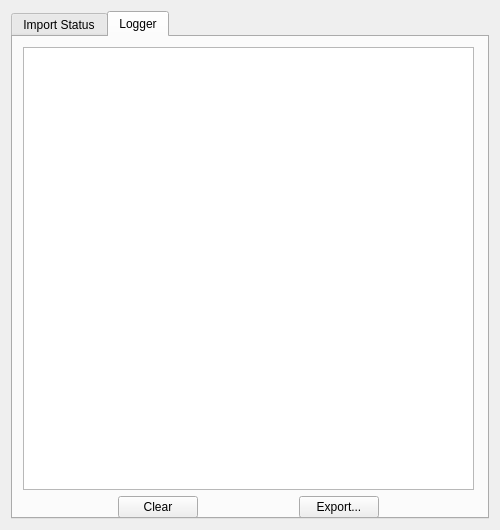
First picture: the form in umbrello/codeimpwizard/codeimpstatuspage.ui, repository KDE/umbrello, before the edit.
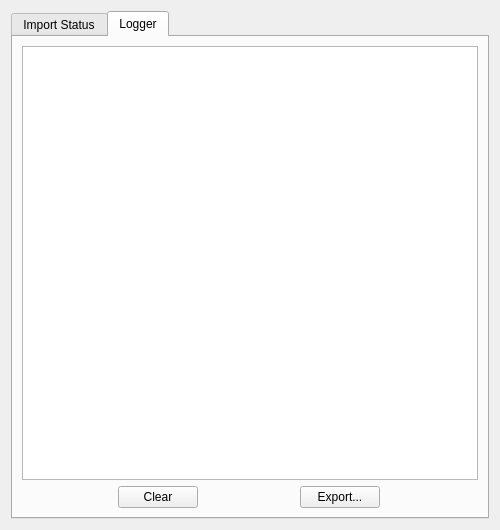
Second picture: the form after the edit. The open tabs and pages were chosen to show the change.

Commit message: Resizing of code import wizard fixed and improved. Wizard is now usable also for small screens.

```diff
--- a/umbrello/codeimpwizard/codeimpstatuspage.ui
+++ b/umbrello/codeimpwizard/codeimpstatuspage.ui
@@ -11,14 +11,20 @@
    </rect>
   </property>
   <property name="sizePolicy">
-   <sizepolicy hsizetype="Fixed" vsizetype="Fixed">
+   <sizepolicy hsizetype="MinimumExpanding" vsizetype="MinimumExpanding">
     <horstretch>0</horstretch>
     <verstretch>0</verstretch>
    </sizepolicy>
   </property>
-  <layout class="QGridLayout" name="gridLayout_2">
-   <item row="0" column="0">
+  <layout class="QVBoxLayout" name="verticalLayout_3">
+   <item>
     <widget class="QTabWidget" name="ui_tabWidget">
+     <property name="sizePolicy">
+      <sizepolicy hsizetype="MinimumExpanding" vsizetype="MinimumExpanding">
+       <horstretch>0</horstretch>
+       <verstretch>0</verstretch>
+      </sizepolicy>
+     </property>
      <property name="currentIndex">
       <number>0</number>
      </property>
@@ -101,21 +107,27 @@
       </widget>
      </widget>
      <widget class="QWidget" name="ui_tabLogger">
+      <property name="sizePolicy">
+       <sizepolicy hsizetype="Preferred" vsizetype="Preferred">
+        <horstretch>0</horstretch>
+        <verstretch>0</verstretch>
+       </sizepolicy>
+      </property>
       <attribute name="title">
        <string>Logger</string>
       </attribute>
-      <widget class="QWidget" name="verticalLayoutWidget_2">
-       <property name="geometry">
-        <rect>
-         <x>10</x>
-         <y>10</y>
-         <width>451</width>
-         <height>471</height>
-        </rect>
-       </property>
+      <layout class="QVBoxLayout" name="verticalLayout_5">
+       <item>
        <layout class="QVBoxLayout" name="verticalLayout_2">
         <item>
-         <widget class="QTextEdit" name="ui_textEditLogger"/>
+          <widget class="QTextEdit" name="ui_textEditLogger">
+           <property name="sizePolicy">
+            <sizepolicy hsizetype="MinimumExpanding" vsizetype="MinimumExpanding">
+             <horstretch>0</horstretch>
+             <verstretch>0</verstretch>
+            </sizepolicy>
+           </property>
+          </widget>
         </item>
         <item>
          <layout class="QGridLayout" name="gridLayout_4">
@@ -148,7 +160,8 @@
          </layout>
         </item>
        </layout>
-      </widget>
+       </item>
+      </layout>
      </widget>
     </widget>
    </item>
```
Left out of the diff: 20 changed lines with no effect on the pictures. Lines whose indentation alone changed are shown as unchanged. The commit also changes 2 other files.
